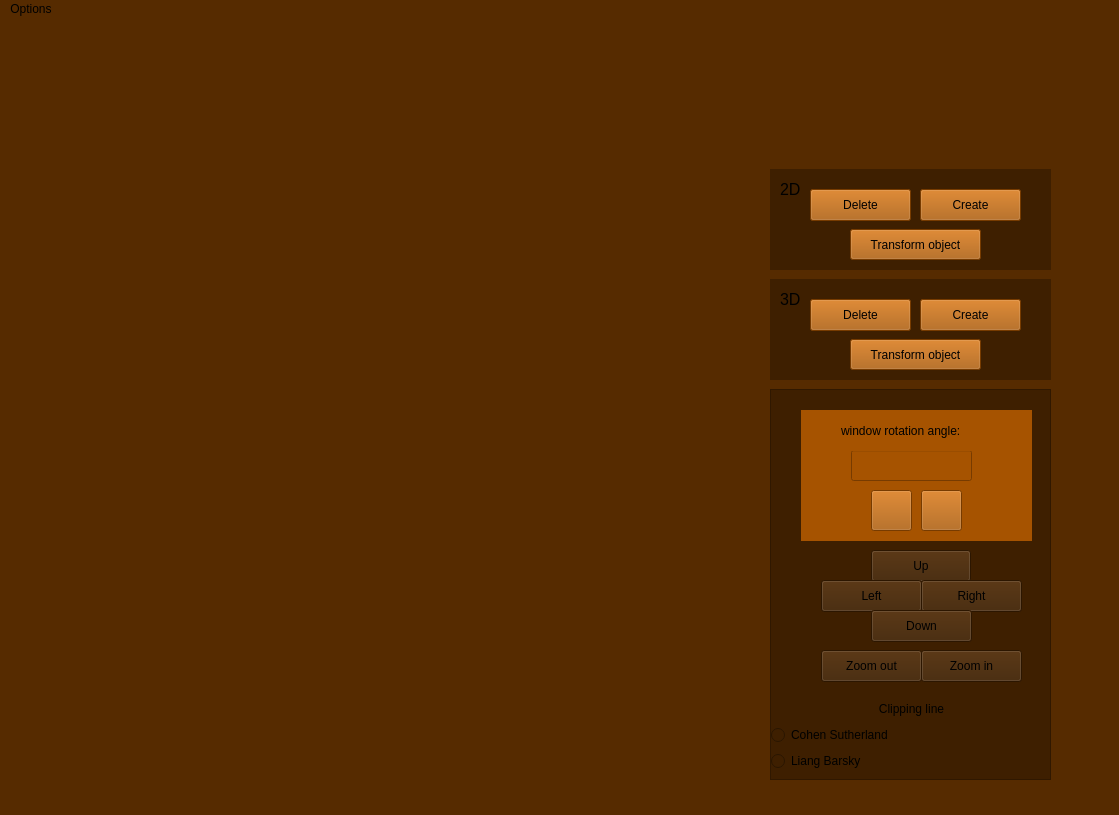
This is src/view/main_view/gui_main.ui in victoriavllso/sistema-grafico-interativo as Qt 5 draws it before an edit. The edited form follows.
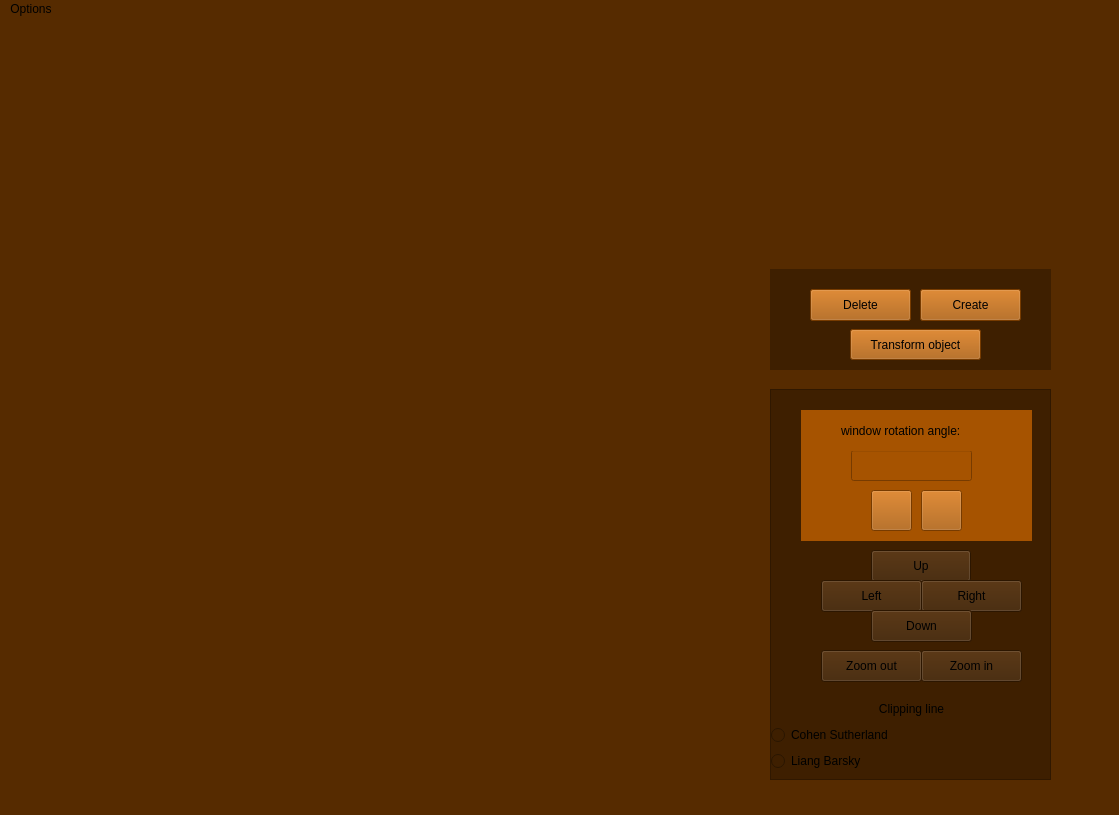
This is the edited form.

Patch:
```diff
--- a/src/view/main_view/gui_main.ui
+++ b/src/view/main_view/gui_main.ui
@@ -333,7 +333,7 @@
     <property name="geometry">
      <rect>
       <x>770</x>
-      <y>150</y>
+      <y>250</y>
       <width>281</width>
       <height>101</height>
      </rect>
@@ -389,108 +389,11 @@
       <string>Transform object</string>
      </property>
     </widget>
-    <widget class="QLabel" name="label">
-     <property name="geometry">
-      <rect>
-       <x>10</x>
-       <y>10</y>
-       <width>31</width>
-       <height>21</height>
-      </rect>
-     </property>
-     <property name="font">
-      <font>
-       <pointsize>12</pointsize>
-      </font>
-     </property>
-     <property name="text">
-      <string>2D</string>
-     </property>
-    </widget>
     <zorder>create_but</zorder>
     <zorder>transform_button</zorder>
     <zorder>label</zorder>
     <zorder>delete_but</zorder>
    </widget>
-   <widget class="QWidget" name="widget_2" native="true">
-    <property name="geometry">
-     <rect>
-      <x>770</x>
-      <y>260</y>
-      <width>281</width>
-      <height>101</height>
-     </rect>
-    </property>
-    <property name="styleSheet">
-     <string notr="true">background-color: rgb(62, 31, 0);</string>
-    </property>
-    <widget class="QPushButton" name="create_but_3D">
-     <property name="geometry">
-      <rect>
-       <x>150</x>
-       <y>20</y>
-       <width>101</width>
-       <height>32</height>
-      </rect>
-     </property>
-     <property name="styleSheet">
-      <string notr="true">background-color: rgb(166, 83, 0);</string>
-     </property>
-     <property name="text">
-      <string>Create</string>
-     </property>
-    </widget>
-    <widget class="QPushButton" name="transform_button_3D">
-     <property name="geometry">
-      <rect>
-       <x>80</x>
-       <y>60</y>
-       <width>131</width>
-       <height>31</height>
-      </rect>
-     </property>
-     <property name="styleSheet">
-      <string notr="true">background-color: rgb(166, 83, 0);</string>
-     </property>
-     <property name="text">
-      <string>Transform object</string>
-     </property>
-    </widget>
-    <widget class="QLabel" name="label_4">
-     <property name="geometry">
-      <rect>
-       <x>10</x>
-       <y>10</y>
-       <width>31</width>
-       <height>21</height>
-      </rect>
-     </property>
-     <property name="font">
-      <font>
-       <pointsize>12</pointsize>
-      </font>
-     </property>
-     <property name="text">
-      <string>3D</string>
-     </property>
-    </widget>
-    <widget class="QPushButton" name="delete_but_3D">
-     <property name="geometry">
-      <rect>
-       <x>40</x>
-       <y>20</y>
-       <width>101</width>
-       <height>32</height>
-      </rect>
-     </property>
-     <property name="styleSheet">
-      <string notr="true">background-color: rgb(166, 83, 0);</string>
-     </property>
-     <property name="text">
-      <string>Delete</string>
-     </property>
-    </widget>
-   </widget>
   </widget>
   <widget class="QMenuBar" name="menubar">
    <property name="geometry">
```
Left out of the diff: 1 changed line with no effect on the pictures.
